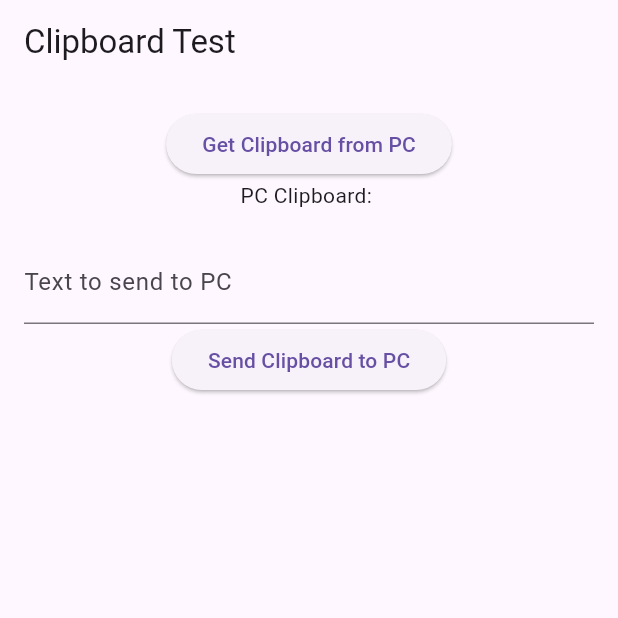
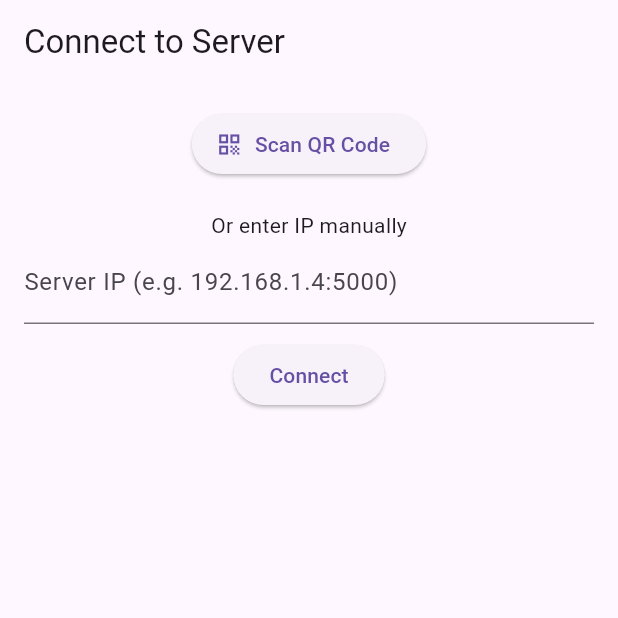
Before and after one commit to chameleon54/send-to-phone-Flutter-app, a Flutter app: the screen it shows after launch, on a phone screen of 412 x 824 dp, the top half of it. Run offline on Flutter 3.47's test engine with Material 3 defaults, Android fonts, the phone set to English and light mode, and no system bars; our stand-ins replace shared_preferences; missing offline and left inert: mobile_scanner.

Commit message:
adding ui improvements and feature

```diff
--- a/lib/main.dart
+++ b/lib/main.dart
@@ -1,5 +1,5 @@
 import 'package:flutter/material.dart';
-import 'services/backend_service.dart';
+import 'screens/connect_screen.dart';
 
 void main() {
   runApp(MyApp());
@@ -9,60 +9,9 @@ class MyApp extends StatelessWidget {
   @override
   Widget build(BuildContext context) {
     return MaterialApp(
-      title: 'Send to PC',
-      home: ClipboardTestPage(),
+      title: 'Send to Phone',
+      theme: ThemeData(primarySwatch: Colors.blue),
+      home: ConnectScreen(),
     );
   }
 }
-
-class ClipboardTestPage extends StatefulWidget {
-  @override
-  _ClipboardTestPageState createState() => _ClipboardTestPageState();
-}
-
-class _ClipboardTestPageState extends State<ClipboardTestPage> {
-  String clipboardText = "";
-  TextEditingController controller = TextEditingController();
-
-  void fetchClipboard() async {
-    String? text = await BackendService.getClipboard();
-    setState(() {
-      clipboardText = text ?? "Failed to get clipboard.";
-    });
-  }
-
-  void sendClipboard() async {
-    bool success = await BackendService.sendClipboard(controller.text);
-    ScaffoldMessenger.of(context).showSnackBar(SnackBar(
-      content: Text(success ? "Clipboard sent!" : "Failed to send clipboard"),
-    ));
-  }
-
-  @override
-  Widget build(BuildContext context) {
-    return Scaffold(
-      appBar: AppBar(title: Text("Clipboard Test")),
-      body: Padding(
-        padding: EdgeInsets.all(16),
-        child: Column(
-          children: [
-            ElevatedButton(
-              onPressed: fetchClipboard,
-              child: Text("Get Clipboard from PC"),
-            ),
-            Text("PC Clipboard: $clipboardText"),
-            SizedBox(height: 20),
-            TextField(
-              controller: controller,
-              decoration: InputDecoration(labelText: "Text to send to PC"),
-            ),
-            ElevatedButton(
-              onPressed: sendClipboard,
-              child: Text("Send Clipboard to PC"),
-            ),
-          ],
-        ),
-      ),
-    );
-  }
-}
--- a/lib/screens/connect_screen.dart
+++ b/lib/screens/connect_screen.dart
@@ -0,0 +1,82 @@
+import 'package:flutter/material.dart';
+import 'package:mobile_scanner/mobile_scanner.dart';
+import 'package:shared_preferences/shared_preferences.dart';
+import 'home_screen.dart';
+
+class ConnectScreen extends StatefulWidget {
+  @override
+  _ConnectScreenState createState() => _ConnectScreenState();
+}
+
+class _ConnectScreenState extends State<ConnectScreen> {
+  final TextEditingController _ipController = TextEditingController();
+  bool _scanning = false;
+
+  void _saveAndNavigate(String ip) async {
+    final prefs = await SharedPreferences.getInstance();
+    await prefs.setString('server_ip', ip);
+    Navigator.pushReplacement(
+      context,
+      MaterialPageRoute(builder: (_) => HomeScreen()),
+    );
+  }
+
+  void _onQRCodeScanned(String data) {
+    if (data.startsWith("http://") || data.contains(".")) {
+      _saveAndNavigate(data);
+    } else {
+      ScaffoldMessenger.of(context)
+          .showSnackBar(SnackBar(content: Text("Invalid QR data: $data")));
+    }
+  }
+
+  @override
+  Widget build(BuildContext context) {
+    return Scaffold(
+      appBar: AppBar(title: Text("Connect to Server")),
+      body: Padding(
+        padding: const EdgeInsets.all(16.0),
+        child: Column(
+          children: [
+            if (_scanning)
+              Container(
+                height: 300,
+                child: MobileScanner(
+                  onDetect: (BarcodeCapture capture) {
+                    final barcode = capture.barcodes.first;
+                    final data = barcode.rawValue;
+
+                    if (data != null) {
+                      setState(() => _scanning = false);
+                      _onQRCodeScanned(data);
+                    }
+                  },
+                ),
+              )
+            else
+              ElevatedButton.icon(
+                onPressed: () => setState(() => _scanning = true),
+                icon: Icon(Icons.qr_code),
+                label: Text("Scan QR Code"),
+              ),
+            SizedBox(height: 20),
+            Text("Or enter IP manually"),
+            TextField(
+              controller: _ipController,
+              decoration:
+                  InputDecoration(labelText: "Server IP (e.g. 192.168.1.4:5000)"),
+            ),
+            SizedBox(height: 10),
+            ElevatedButton(
+              onPressed: () {
+                final ip = _ipController.text.trim();
+                if (ip.isNotEmpty) _saveAndNavigate(ip);
+              },
+              child: Text("Connect"),
+            ),
+          ],
+        ),
+      ),
+    );
+  }
+}
--- a/lib/services/backend_service.dart
+++ b/lib/services/backend_service.dart
@@ -1,37 +1,22 @@
-import 'dart:convert';
+import 'package:shared_preferences/shared_preferences.dart';
 import 'package:http/http.dart' as http;
 
 class BackendService {
-  static const String baseUrl = "http://<YOUR-PC-IP>:5000";
+  static Future<String?> getBaseUrl() async {
+    final prefs = await SharedPreferences.getInstance();
+    final ip = prefs.getString('server_ip');
+    return ip != null ? "http://$ip" : null;
+  }
 
-  // Get clipboard text from PC
   static Future<String?> getClipboard() async {
-    try {
-      final response = await http.get(Uri.parse("$baseUrl/clipboard"));
-      if (response.statusCode == 200) {
-        final data = jsonDecode(response.body);
-        return data["clipboard"];
-      } else {
-        print("Failed to get clipboard: ${response.statusCode}");
-      }
-    } catch (e) {
-      print("Error: $e");
+    final baseUrl = await getBaseUrl();
+    if (baseUrl == null) return null;
+    final response = await http.get(Uri.parse("$baseUrl/clipboard"));
+    if (response.statusCode == 200) {
+      return response.body;
     }
     return null;
   }
 
-  // Send clipboard text to PC
-  static Future<bool> sendClipboard(String text) async {
-    try {
-      final response = await http.post(
-        Uri.parse("$baseUrl/clipboard"),
-        headers: {"Content-Type": "application/json"},
-        body: jsonEncode({"text": text}),
-      );
-      return response.statusCode == 200;
-    } catch (e) {
-      print("Error: $e");
-      return false;
-    }
-  }
+  // Add more API methods like uploadFile, sendClipboard, etc.
 }
```
Also changed, not shown: lib/screens/home_screen.dart (added, +10 -0 lines), lib/widgets/ip_input_field.dart (added), 1 other file.
